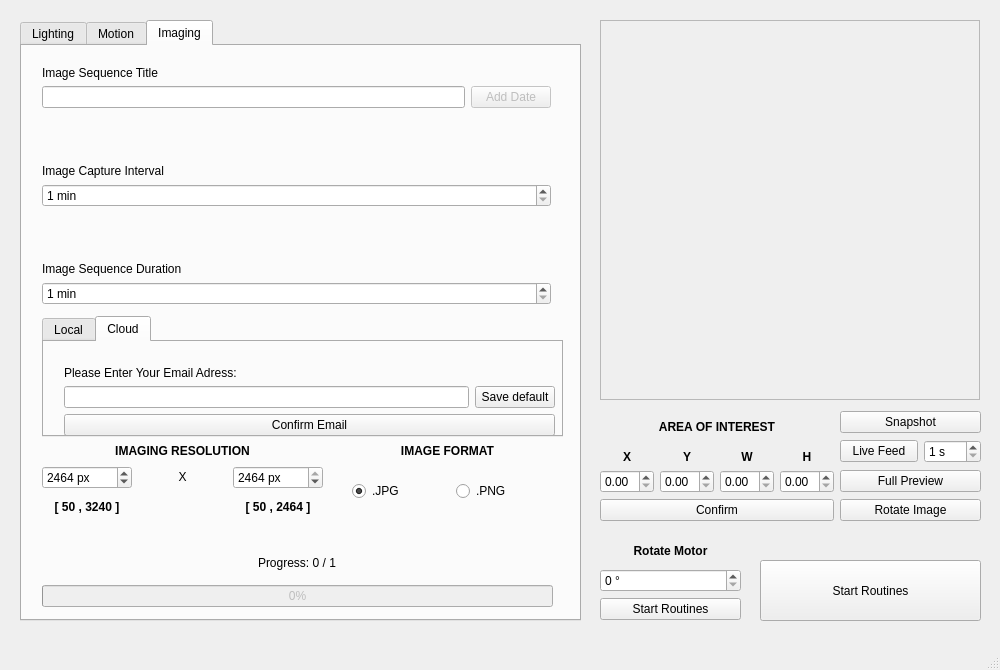
The window that _ui/FlashLapse_CP.ui (CoSE-Jerry/Flashlapse_NEO) describes before a commit, drawn with Qt 5.
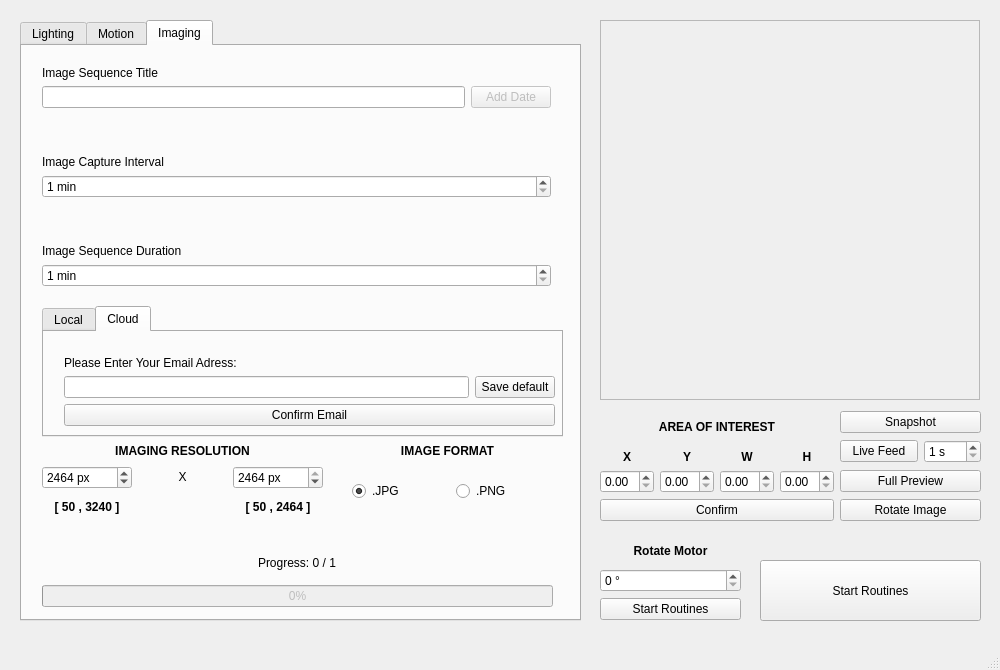
The same window after the commit. The open tabs and pages were chosen to show the change. Icons and pictures are not drawn.

What changed in the file:
```diff
--- a/_ui/FlashLapse_CP.ui
+++ b/_ui/FlashLapse_CP.ui
@@ -1249,9 +1249,9 @@
       <property name="geometry">
        <rect>
         <x>20</x>
-        <y>270</y>
+        <y>260</y>
         <width>521</width>
-        <height>121</height>
+        <height>131</height>
        </rect>
       </property>
       <property name="currentIndex">
@@ -1377,7 +1377,7 @@
         <x>20</x>
         <y>20</y>
         <width>509</width>
-        <height>239</height>
+        <height>221</height>
        </rect>
       </property>
       <layout class="QVBoxLayout" name="verticalLayout">
```
